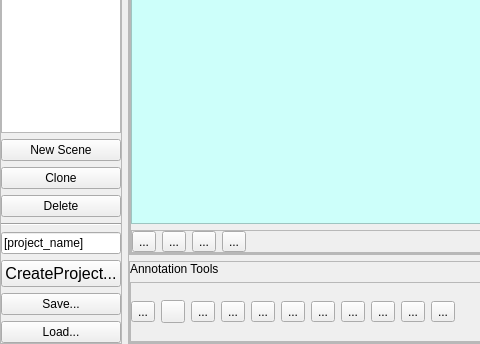
This is isar/ui/scene_definition.ui in zardosht/isar as Qt 5 draws it before an edit; both pictures show x 0 to 480 and y 361 to 705 of the 1114 by 705 pixel window. The edited form follows.
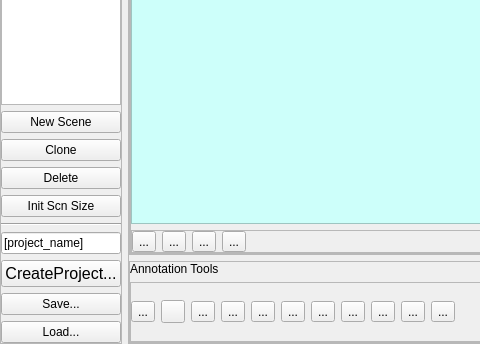
This is the edited form. Icons and pictures are not drawn.

Commit message: - working on the scene size initialization when definining the scenes - moved the scene marker detection and scene size calculation to the scene util.

The edit to the form file:
```diff
--- a/isar/ui/scene_definition.ui
+++ b/isar/ui/scene_definition.ui
@@ -90,6 +90,13 @@
         </property>
        </widget>
       </item>
+      <item>
+       <widget class="QPushButton" name="init_scene_size_btn">
+        <property name="text">
+         <string>Init Scn Size</string>
+        </property>
+       </widget>
+      </item>
       <item>
        <widget class="Line" name="line">
         <property name="orientation">
```
The commit also changes 6 other files.
